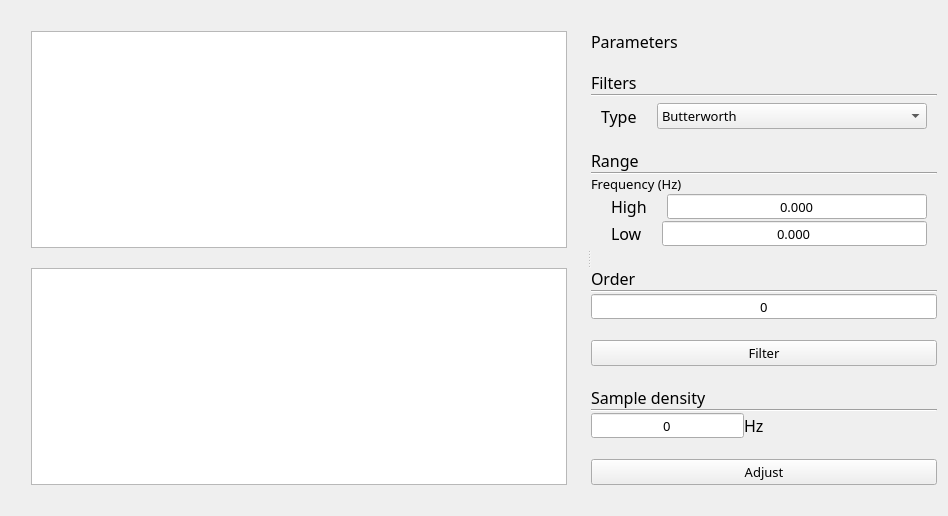
GAMMA-BOARD-FTD-PACC/gamma-lab-desktop-app, file plugins/preprocessing/prepare/filter/filter_plugin.ui: the form before one commit.
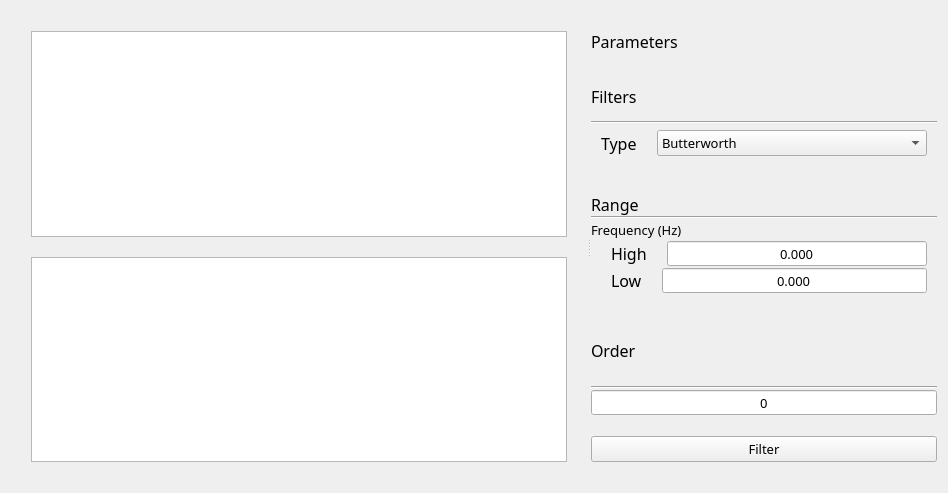
The form after the commit.

Commit message: fix(filters): Deleting fs and creating context menu #48

The edit to the form file:
```diff
--- a/plugins/preprocessing/prepare/filter/filter_plugin.ui
+++ b/plugins/preprocessing/prepare/filter/filter_plugin.ui
@@ -254,64 +254,6 @@
                                     </item>
                                 </layout>
                             </item>
-
-                            <item>
-                                <layout class="QVBoxLayout" name="verticalLayout_adjust_param">
-                                    <property name="spacing"><number>20</number></property>
-
-                                    <item>
-                                        <layout class="QVBoxLayout" name="verticalLayout_sample_density">
-                                            <property name="spacing"><number>0</number></property>
-
-                                            <item>
-                                                <widget class="QLabel" name="label_sample_density">
-                                                    <property name="font">
-                                                        <font><family>aakar</family><pointsize>12</pointsize></font>
-                                                    </property>
-                                                    <property name="text"><string>Sample density</string></property>
-                                                </widget>
-                                            </item>
-
-                                            <item>
-                                                <widget class="Line" name="line_sample_density">
-                                                    <property name="orientation"><enum>Qt::Horizontal</enum></property>
-                                                </widget>
-                                            </item>
-
-                                            <item>
-                                                <layout class="QHBoxLayout" name="horizontalLayout_sample_density">
-                                                    <property name="leftMargin"><number>0</number></property>
-                                                    <property name="rightMargin"><number>40</number></property>
-
-                                                    <item>
-                                                        <widget class="QSpinBox" name="spinBox_sample_density">
-                                                            <property name="alignment"><set>Qt::AlignCenter</set></property>
-                                                            <property name="buttonSymbols">
-                                                                <enum>QAbstractSpinBox::NoButtons</enum>
-                                                            </property>
-                                                        </widget>
-                                                    </item>
-
-                                                    <item>
-                                                        <widget class="QLabel" name="label_hz">
-                                                            <property name="font">
-                                                                <font><family>aakar</family><pointsize>12</pointsize></font>
-                                                            </property>
-                                                            <property name="text"><string>Hz</string></property>
-                                                        </widget>
-                                                    </item>
-                                                </layout>
-                                            </item>
-                                        </layout>
-                                    </item>
-
-                                    <item>
-                                        <widget class="QPushButton" name="pushButton_adjust">
-                                            <property name="text"><string>Adjust</string></property>
-                                        </widget>
-                                    </item>
-                                </layout>
-                            </item>
                         </layout>
                     </widget>
                 </widget>
```
The commit also changes 2 other files.
